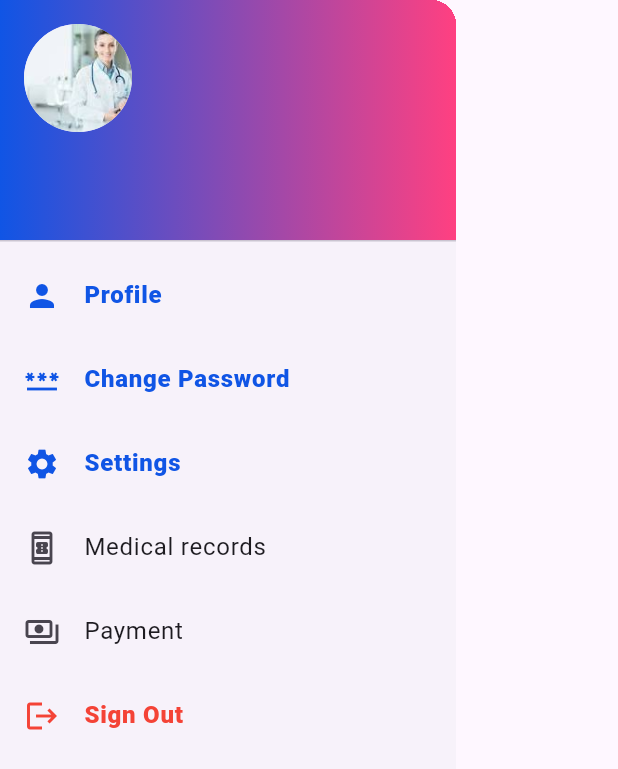
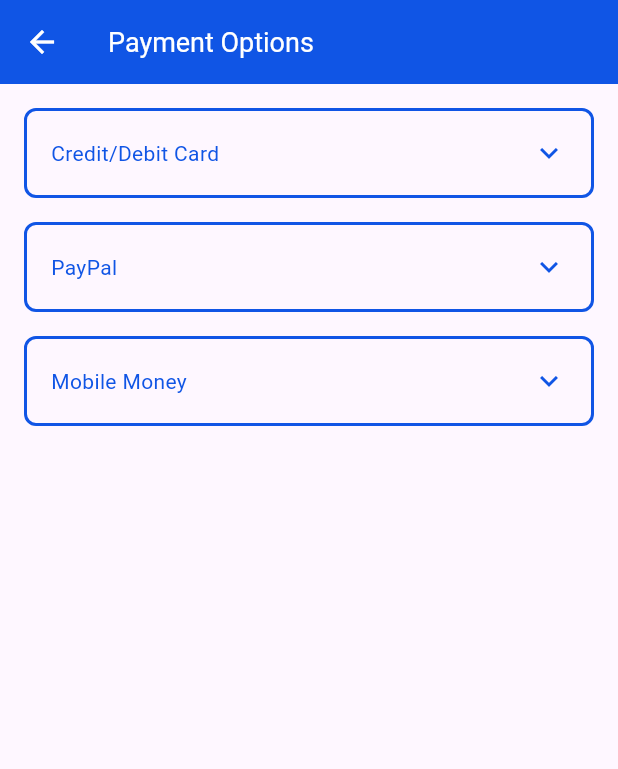
Before and after one commit to Abram-MrRight/DoctorsAppointment-App, a Flutter app: the ProfileView widget shown alone on an empty page, opened directly, after a tap on "Payment", on a phone screen of 412 x 824 dp. Shown: the top 769 px of the screen. Run offline on Flutter 3.47's test engine with Material 3 defaults, Android fonts, the phone set to English and light mode, and no system bars; our stand-ins replace badges, cloud_firestore, firebase_auth, firebase_core, flutter_holo_date_picker, flutter_iconly and 7 more; accounts and stored records are empty; network calls fail; Roboto replaces fonts that are missing (Nunito-Light).

Commit message:
Added an alternate payment page

```diff
--- /dev/null
+++ b/lib/views/payment_view/alt_payment_view.dart
@@ -0,0 +1,125 @@
+import 'package:doctors_appt/consts/consts.dart';
+import 'package:flutter/material.dart';
+
+class PaymentPage extends StatefulWidget {
+  const PaymentPage({super.key});
+
+  @override
+  _PaymentPageState createState() => _PaymentPageState();
+}
+
+class _PaymentPageState extends State<PaymentPage> {
+  int _selectedPaymentOption = -1; // -1 represents no option selected
+
+  @override
+  Widget build(BuildContext context) {
+    return Scaffold(
+      appBar: AppBar(
+        title: const Text('Payment Options', style: TextStyle(fontSize: 18)),
+      ),
+      body: SingleChildScrollView(
+        child: Padding(
+          padding: const EdgeInsets.all(16.0),
+          child: Column(
+            crossAxisAlignment: CrossAxisAlignment.stretch,
+            children: [
+              _buildPaymentOption('Credit/Debit Card', 0),
+              16.heightBox,
+              _buildPaymentOption('PayPal', 1),
+              16.heightBox,
+              _buildPaymentOption('Mobile Money', 2),
+              _buildExpandedContent(),
+            ],
+          ),
+        ),
+      ),
+    );
+  }
+
+  Widget _buildPaymentOption(String title, int index) {
+    return InkWell(
+      onTap: () {
+        setState(() {
+          _selectedPaymentOption = _selectedPaymentOption == index ? -1 : index;
+        });
+      },
+      child: Container(
+        padding: const EdgeInsets.all(16.0),
+        decoration: BoxDecoration(
+          border: Border.all(
+            color: AppColors.blueTheme,
+            width: 2.0,
+          ),
+          borderRadius: BorderRadius.circular(8.0),
+        ),
+        child: Row(
+          mainAxisAlignment: MainAxisAlignment.spaceBetween,
+          children: [
+            Text(title, style: TextStyle(color: AppColors.blueTheme)),
+            Icon(
+              _selectedPaymentOption == index
+                  ? Icons.keyboard_arrow_up
+                  : Icons.keyboard_arrow_down,
+              color: AppColors.blueTheme,
+            ),
+          ],
+        ),
+      ),
+    );
+  }
+
+  Widget _buildExpandedContent() {
+    if (_selectedPaymentOption == -1) {
+      return Container(); // No option selected, no expanded content
+    }
+
+    return Container(
+      margin: const EdgeInsets.symmetric(vertical: 16.0),
+      padding: const EdgeInsets.all(16.0),
+      decoration: BoxDecoration(
+        border: Border.all(
+          color: AppColors.blueTheme,
+          width: 2.0,
+        ),
+        borderRadius: BorderRadius.circular(8.0),
+      ),
+      child: Column(
+        crossAxisAlignment: CrossAxisAlignment.stretch,
+        children: [
+          if (_selectedPaymentOption == 0) ...[
+            _buildTextField('Card Number'),
+            _buildTextField('CVC'),
+            _buildTextField('Date of Expiry'),
+          ] else if (_selectedPaymentOption == 1) ...[
+            _buildTextField('PayPal Email'),
+          ] else if (_selectedPaymentOption == 2) ...[
+            _buildTextField('Mobile Money Phone Number'),
+          ],
+          ElevatedButton(
+            onPressed: () {
+              // Add payment functionality here
+            },
+            style: ElevatedButton.styleFrom(
+              backgroundColor: AppColors.blueTheme,
+              foregroundColor: AppColors.whiteColor
+            ),
+            child: const Text('Make Payment'),
+          ),
+        ],
+      ),
+    );
+  }
+
+  Widget _buildTextField(String labelText) {
+    return Padding(
+      padding: const EdgeInsets.symmetric(vertical: 8.0),
+      child: TextField(
+        decoration: InputDecoration(
+          labelText: labelText,
+          labelStyle: TextStyle(color: AppColors.blueTheme),
+          border: InputBorder.none
+        ),
+      )
+    );
+  }
+}
--- a/lib/views/payment_view/payment_page.dart
+++ b/lib/views/payment_view/payment_page.dart
@@ -114,5 +114,4 @@
     );
   }
 }
-
 */
--- a/lib/views/profile/profile_view.dart
+++ b/lib/views/profile/profile_view.dart
@@ -1,3 +1,5 @@
+import 'package:doctors_appt/views/payment_view/alt_payment_view.dart';
+import 'package:doctors_appt/views/profile/medical_records_view.dart';
 import 'package:doctors_appt/views/profile/password_changing_view.dart';
 import 'package:doctors_appt/views/profile/profile_editing_view.dart';
 import 'package:doctors_appt/views/profile/settings_view.dart';
@@ -92,16 +94,28 @@
             },
           ),
           ListTile(
-            leading: const Icon(Icons.book_online_outlined),
-            title: const Text("Medical records"),
-            onTap: () {},
+            leading: Icon(Icons.book_online_outlined, color: AppColors.blueTheme,),
+            title: Text("Medical records", style: TextStyle(
+                color: AppColors.blueTheme,
+                fontWeight: FontWeight.w900
+            )),
+            onTap: () {
+              Navigator.of(context).push(
+                  MaterialPageRoute(builder: (context) => const MedicalRecordsView())
+              );
+            },
           ),
           ListTile(
-            leading: const Icon(Icons.payments_outlined),
-            title: const Text("Payment"),
+            leading: Icon(Icons.payments_outlined, color: AppColors.blueTheme,),
+            title: Text("Payment", style: TextStyle(
+                color: AppColors.blueTheme,
+                fontWeight: FontWeight.w900
+            )),
             onTap: (){
             //  Get.to(()=> MyPaymentPage());
-
+              Navigator.of(context).push(
+                  MaterialPageRoute(builder: (context) => const PaymentPage())
+              );
             },
           ),
           ListTile(
```
Also changed, not shown: lib/views/profile/medical_records_view.dart (added, +102 -0 lines).
